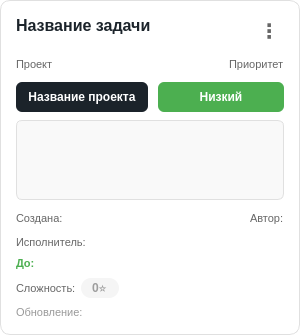
Above: ui/my_tasks/task_card.ui from lerakaplich/TaskPlanner2 before the change. Below: the same form after it.
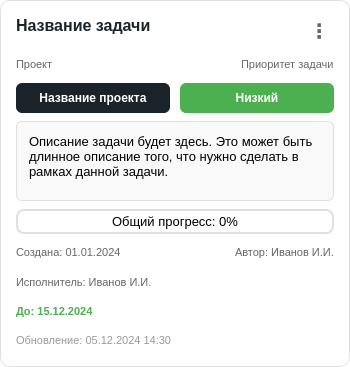
That is the form after the change.

What changed in the file:
```diff
--- a/ui/my_tasks/task_card.ui
+++ b/ui/my_tasks/task_card.ui
@@ -6,12 +6,12 @@
    <rect>
     <x>0</x>
     <y>0</y>
-    <width>330</width>
-    <height>0</height>
+    <width>350</width>
+    <height>367</height>
    </rect>
   </property>
   <property name="sizePolicy">
-   <sizepolicy hsizetype="Preferred" vsizetype="Minimum">
+   <sizepolicy hsizetype="Preferred" vsizetype="Preferred">
     <horstretch>0</horstretch>
     <verstretch>0</verstretch>
    </sizepolicy>
@@ -19,12 +19,12 @@
   <property name="minimumSize">
    <size>
     <width>300</width>
-    <height>0</height>
+    <height>350</height>
    </size>
   </property>
   <property name="maximumSize">
    <size>
-    <width>330</width>
+    <width>350</width>
     <height>16777215</height>
    </size>
   </property>
@@ -158,7 +158,7 @@
 }</string>
        </property>
        <property name="text">
-        <string>Приоритет</string>
+        <string>Приоритет задачи</string>
        </property>
       </widget>
      </item>
@@ -219,6 +219,9 @@
          <height>30</height>
         </size>
        </property>
+       <property name="layoutDirection">
+        <enum>Qt::LayoutDirection::LeftToRight</enum>
+       </property>
        <property name="styleSheet">
         <string notr="true">QLabel {
     background-color: #4CAF50;
@@ -274,7 +277,7 @@
 li.unchecked::marker { content: &quot;\2610&quot;; }
 li.checked::marker { content: &quot;\2612&quot;; }
 &lt;/style&gt;&lt;/head&gt;&lt;body style=&quot; font-family:'Segoe UI'; font-size:13px; font-weight:400; font-style:normal;&quot;&gt;
-&lt;p style=&quot; margin-top:0px; margin-bottom:0px; margin-left:0px; margin-right:0px; -qt-block-indent:0; text-indent:0px;&quot;&gt;&lt;/p&gt;&lt;/body&gt;&lt;/html&gt;</string>
+&lt;p style=&quot; margin-top:0px; margin-bottom:0px; margin-left:0px; margin-right:0px; -qt-block-indent:0; text-indent:0px;&quot;&gt;Описание задачи будет здесь. Это может быть длинное описание того, что нужно сделать в рамках данной задачи.&lt;/p&gt;&lt;/body&gt;&lt;/html&gt;</string>
      </property>
     </widget>
    </item>
@@ -287,8 +290,48 @@
      </property>
     </layout>
    </item>
-
-   <!-- Дата создания и Автор -->
+   <item>
+    <widget class="QProgressBar" name="overallProgress">
+     <property name="sizePolicy">
+      <sizepolicy hsizetype="Expanding" vsizetype="Fixed">
+       <horstretch>1</horstretch>
+       <verstretch>0</verstretch>
+      </sizepolicy>
+     </property>
+     <property name="maximumSize">
+      <size>
+       <width>16777215</width>
+       <height>25</height>
+      </size>
+     </property>
+     <property name="styleSheet">
+      <string notr="true">QProgressBar {
+    border: 2px solid #E0E0E0;
+    border-radius: 8px;
+    text-align: center;
+    background-color: white;
+    font-size: 13px;
+}
+QProgressBar:hover {
+    border: 2px solid #ccab6e;
+}
+QProgressBar::chunk {
+    background-color: #D22730;
+    border-radius: 8px;
+}
+</string>
+     </property>
+     <property name="value">
+      <number>0</number>
+     </property>
+     <property name="textVisible">
+      <bool>true</bool>
+     </property>
+     <property name="format">
+      <string>Общий прогресс: %p%</string>
+     </property>
+    </widget>
+   </item>
    <item>
     <layout class="QHBoxLayout" name="createdLayout">
      <item>
@@ -300,7 +343,7 @@
 }</string>
        </property>
        <property name="text">
-        <string>Создана:</string>
+        <string>Создана: 01.01.2024</string>
        </property>
       </widget>
      </item>
@@ -326,7 +369,7 @@
 }</string>
        </property>
        <property name="text">
-        <string>Автор:</string>
+        <string>Автор: Иванов И.И.</string>
        </property>
       </widget>
      </item>
@@ -343,7 +386,7 @@
 }</string>
      </property>
      <property name="text">
-      <string>Исполнитель:</string>
+      <string>Исполнитель: Иванов И.И.</string>
      </property>
     </widget>
    </item>
@@ -359,64 +402,10 @@
 }</string>
      </property>
      <property name="text">
-      <string>До:</string>
+      <string>До: 15.12.2024</string>
      </property>
     </widget>
    </item>
-
-   <!-- СЛОЖНОСТЬ - ЦИФРА СО ЗВЕЗДОЙ -->
-   <item>
-    <layout class="QHBoxLayout" name="difficultyLayout">
-     <property name="spacing">
-      <number>5</number>
-     </property>
-     <item>
-      <widget class="QLabel" name="difficultyTitleLabel">
-       <property name="styleSheet">
-        <string notr="true">QLabel {
-    font-size: 11px;
-    color: #666;
-}</string>
-       </property>
-       <property name="text">
-        <string>Сложность:</string>
-       </property>
-      </widget>
-     </item>
-     <item>
-      <widget class="QLabel" name="difficultyValueLabel">
-       <property name="text">
-        <string>0⭐</string>
-       </property>
-       <property name="styleSheet">
-        <string notr="true">QLabel {
-    font-size: 12px;
-    font-weight: bold;
-    color: #9E9E9E;
-    background-color: #F5F5F5;
-    border-radius: 10px;
-    padding: 2px 8px;
-}</string>
-       </property>
-      </widget>
-     </item>
-     <item>
-      <spacer name="difficultySpacer">
-       <property name="orientation">
-        <enum>Qt::Orientation::Horizontal</enum>
-       </property>
-       <property name="sizeHint" stdset="0">
-        <size>
-         <width>40</width>
-         <height>20</height>
-        </size>
-       </property>
-      </spacer>
-     </item>
-    </layout>
-   </item>
-
-   <!-- Дата обновления -->
    <item>
     <widget class="QLabel" name="updatedLabel">
      <property name="styleSheet">
@@ -426,7 +415,7 @@
 }</string>
      </property>
      <property name="text">
-      <string>Обновление:</string>
+      <string>Обновление: 05.12.2024 14:30</string>
      </property>
     </widget>
    </item>
```
Left out of the diff: 14 changed lines with no effect on the pictures.
